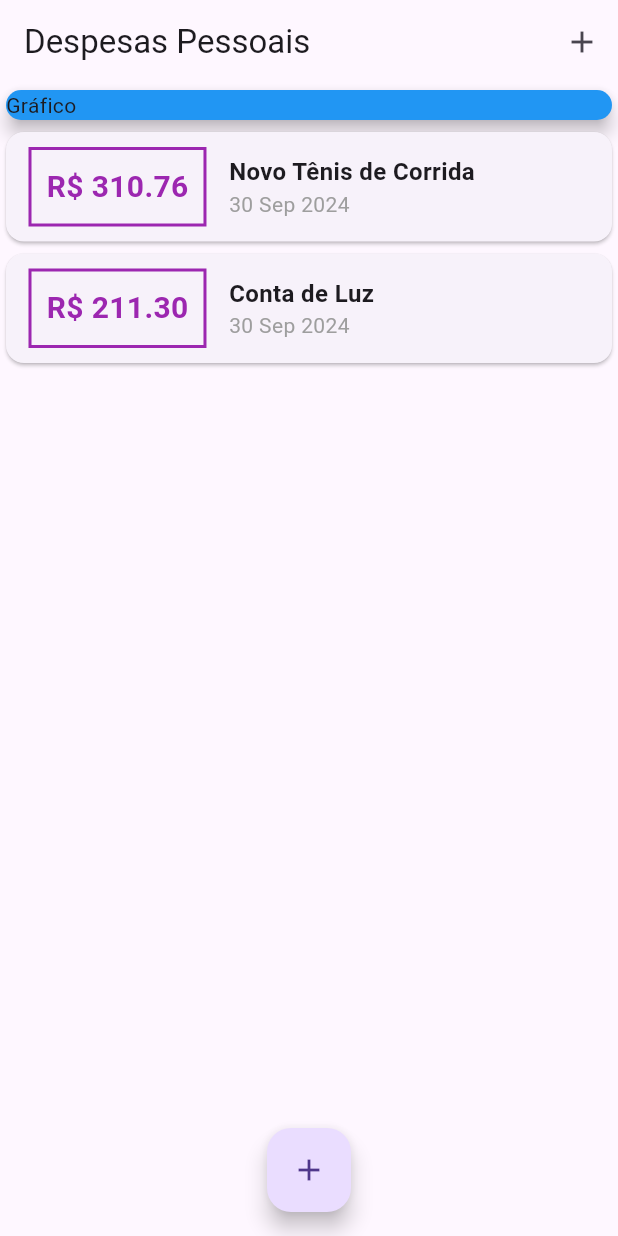
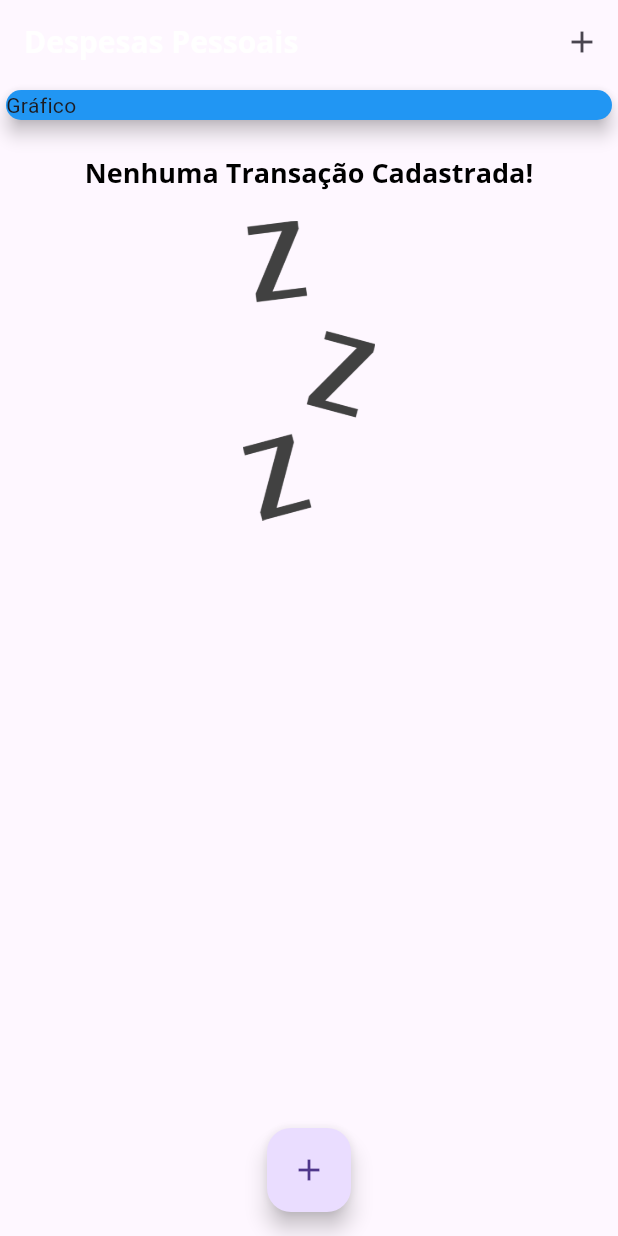
Before and after one commit to jgdlago/expenses-app, a Flutter app: the screen it shows after launch, on a phone screen of 412 x 824 dp. Run offline on Flutter 3.47's test engine with Material 3 defaults, Android fonts, the phone set to English and light mode, and no system bars.

```diff
--- a/expenses/lib/components/transaction_list.dart
+++ b/expenses/lib/components/transaction_list.dart
@@ -11,7 +11,25 @@ class TransactionList extends StatelessWidget {
   Widget build(BuildContext context) {
     return SizedBox(
       height: 300,
-      child: ListView.builder(
+      child: transactions.isEmpty
+          ? Column(
+              children: [
+                const SizedBox(height: 20),
+                Text(
+                  'Nenhuma Transação Cadastrada!',
+                  style: Theme.of(context).textTheme.titleLarge,
+                ),
+                const SizedBox(height: 20),
+                SizedBox(
+                  height: 200,
+                  child: Image.asset(
+                    'assets/images/waiting.png',
+                    fit: BoxFit.cover,
+                  ),
+                ),
+              ],
+            )
+          : ListView.builder(
               itemCount: transactions.length,
               itemBuilder: (ctx, index) {
                 final tr = transactions[index];
@@ -25,17 +43,17 @@ class TransactionList extends StatelessWidget {
                         ),
                         decoration: BoxDecoration(
                           border: Border.all(
-                      color: Colors.purple,
+                            color: Theme.of(context).colorScheme.primary,
                             width: 2,
                           ),
                         ),
                         padding: const EdgeInsets.all(10),
                         child: Text(
                           'R\$ ${tr.value.toStringAsFixed(2)}',
-                    style: const TextStyle(
+                          style: TextStyle(
                             fontWeight: FontWeight.bold,
                             fontSize: 20,
-                      color: Colors.purple,
+                            color: Theme.of(context).colorScheme.primary,
                           ),
                         ),
                       ),
@@ -44,10 +62,7 @@ class TransactionList extends StatelessWidget {
                         children: [
                           Text(
                             tr.title,
-                      style: const TextStyle(
-                        fontSize: 16,
-                        fontWeight: FontWeight.bold,
-                      ),
+                            style: Theme.of(context).textTheme.titleLarge,
                           ),
                           Text(
                             DateFormat('d MMM y').format(tr.date),
--- a/expenses/lib/main.dart
+++ b/expenses/lib/main.dart
@@ -5,13 +5,38 @@ import 'components/transaction_form.dart';
 import 'components/transaction_list.dart';
 import 'models/transaction.dart';
 
-main() => runApp(const ExpensesApp());
+main() => runApp(ExpensesApp());
 
 class ExpensesApp extends StatelessWidget {
-  const ExpensesApp({Key? key}) : super(key: key);
+  ExpensesApp({Key? key}) : super(key: key);
+  final ThemeData tema = ThemeData();
+
   @override
   Widget build(BuildContext context) {
-    return const MaterialApp(home: MyHomePage());
+    return MaterialApp(
+      home: const MyHomePage(),
+      theme: tema.copyWith(
+        colorScheme: tema.colorScheme.copyWith(
+          primary: Colors.purple,
+          secondary: Colors.amber,
+        ),
+        textTheme: tema.textTheme.copyWith(
+          titleLarge: const TextStyle(
+            fontFamily: 'OpenSans',
+            fontSize: 18,
+            fontWeight: FontWeight.bold,
+            color: Colors.black,
+          ),
+        ),
+        appBarTheme: const AppBarTheme(
+          titleTextStyle: TextStyle(
+            fontFamily: 'OpenSans',
+            fontSize: 20,
+            fontWeight: FontWeight.bold,
+          ),
+        ),
+      ),
+    );
   }
 }
 
@@ -23,19 +48,19 @@ class MyHomePage extends StatefulWidget {
 }
 
 class _MyHomePageState extends State<MyHomePage> {
-  final _transactions = [
-    Transaction(
-      id: 't1',
-      title: 'Novo Tênis de Corrida',
-      value: 310.76,
-      date: DateTime.now(),
-    ),
-    Transaction(
-      id: 't2',
-      title: 'Conta de Luz',
-      value: 211.30,
-      date: DateTime.now(),
-    ),
+  final List<Transaction> _transactions = [
+    // Transaction(
+    //   id: 't1',
+    //   title: 'Novo Tênis de Corrida',
+    //   value: 310.76,
+    //   date: DateTime.now(),
+    // ),
+    // Transaction(
+    //   id: 't2',
+    //   title: 'Conta de Luz',
+    //   value: 211.30,
+    //   date: DateTime.now(),
+    // ),
   ];
 
   _addTransaction(String title, double value) {
@@ -49,6 +74,8 @@ class _MyHomePageState extends State<MyHomePage> {
     setState(() {
       _transactions.add(newTransaction);
     });
+
+    Navigator.of(context).pop();
   }
 
   _openTransactionFormModal(BuildContext context) {
```
Also changed, not shown: expenses/pubspec.yaml (+13 -1 lines), expenses/assets/fonts/OpenSans-Bold.ttf (added), expenses/assets/fonts/OpenSans-Regular.ttf (added), expenses/assets/fonts/Quicksand-Bold.ttf (added), expenses/assets/fonts/Quicksand-Light.ttf (added), expenses/assets/fonts/Quicksand-Medium.ttf (added), expenses/assets/fonts/Quicksand-Regular.ttf (added), expenses/assets/images/waiting.png (added). Lines whose indentation alone changed are shown as unchanged.
